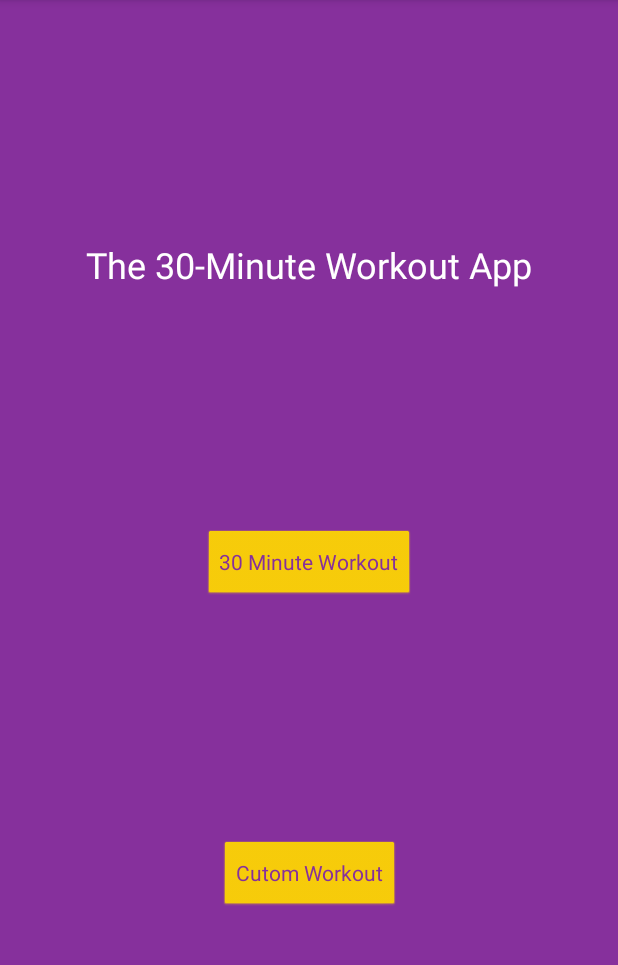
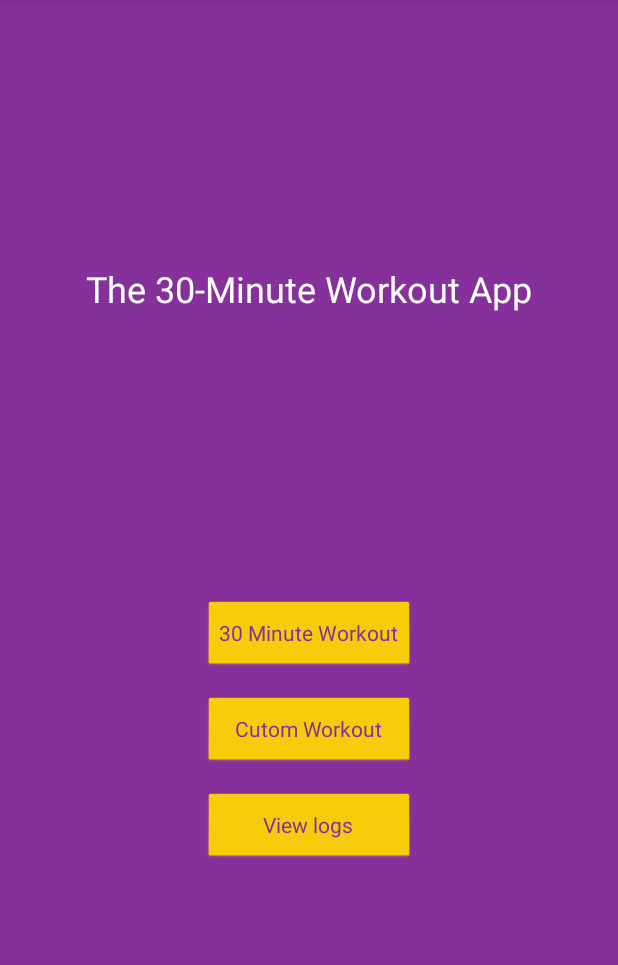
Before and after one commit to MatthewTimmons/ThirtyMinuteWorkout, an Android app: the screen it shows after launch (MainActivity), on a phone screen of 412 x 824 dp, the part 84-1049 px from its top. Run offline under Robolectric (Android 15) with nearby library versions, the phone set to English and light mode, and no system bars.

```diff
--- a/app/src/main/java/thirtyminuteworkout/generoussoftware/com/thirtyminuteworkout/activities/MainActivity.kt
+++ b/app/src/main/java/thirtyminuteworkout/generoussoftware/com/thirtyminuteworkout/activities/MainActivity.kt
@@ -1,5 +1,6 @@
 package thirtyminuteworkout.generoussoftware.com.thirtyminuteworkout.activities
 
+import android.arch.lifecycle.Observer
 import android.arch.lifecycle.ViewModelProviders
 import android.content.Intent
 import android.os.Bundle
@@ -36,5 +37,10 @@ class MainActivity : AppCompatActivity() {
             Toast.makeText(this@MainActivity, "This feature will be added later.", Toast.LENGTH_SHORT).show()
         }
 
+        // Testing viewmodel's ability to access the data
+//        var viewModel = ViewModelProviders.of(this).get(AppViewModel::class.java)
+//        viewModel.fetchAllExerciseSessions().observe(this, Observer {
+//            Toast.makeText(this@MainActivity, it?.get(0)?.name, Toast.LENGTH_LONG).show()
+//        })
     }
 }
--- a/app/src/main/java/thirtyminuteworkout/generoussoftware/com/thirtyminuteworkout/adapters/ExercisesRecyclerViewAdapter.kt
+++ b/app/src/main/java/thirtyminuteworkout/generoussoftware/com/thirtyminuteworkout/adapters/ExercisesRecyclerViewAdapter.kt
@@ -8,10 +8,11 @@ import kotlinx.android.synthetic.main.activity_perform_workout.view.*
 import kotlinx.android.synthetic.main.item_exercise.view.*
 import thirtyminuteworkout.generoussoftware.com.thirtyminuteworkout.R
 import thirtyminuteworkout.generoussoftware.com.thirtyminuteworkout.models.Exercise
+import thirtyminuteworkout.generoussoftware.com.thirtyminuteworkout.models.ExerciseSession
 
 val buttonValues = arrayOf(-5, -1, 1, 5)
 
-class ExercisesRecyclerViewAdapter(var exercises:List<Exercise>, val customWorkoutFlag:Boolean = false):
+class ExercisesRecyclerViewAdapter(var exercises:List<ExerciseSession>, val customWorkoutFlag:Boolean = false):
         RecyclerView.Adapter<ExercisesRecyclerViewAdapter.ExerciseViewHolder>() {
 
     override fun onCreateViewHolder(viewGroup: ViewGroup, parent: Int): ExerciseViewHolder {
--- a/app/src/main/java/thirtyminuteworkout/generoussoftware/com/thirtyminuteworkout/models/ExerciseSession.kt
+++ b/app/src/main/java/thirtyminuteworkout/generoussoftware/com/thirtyminuteworkout/models/ExerciseSession.kt
@@ -9,6 +9,7 @@ class ExerciseSession(
         var id: Int?,
         var dateTimeInEpoch: Long, // Should be equal to the parent workoutSession
         val name: String,
+        val machineNumber: Int,
         var weight: Int = 0,
         var notes: String = ""
         // var reps: Int,     || Maybe add reps for custom workouts?
--- a/app/src/main/res/layout/activity_main.xml
+++ b/app/src/main/res/layout/activity_main.xml
@@ -13,31 +13,53 @@
         android:text="@string/full_app_name"
         android:textColor="@android:color/white"
         android:textSize="24sp"
-        app:layout_constraintBottom_toTopOf="@+id/thirty_minute_workout_button"
-        app:layout_constraintHorizontal_bias="0.5"
-        app:layout_constraintLeft_toLeftOf="parent"
-        app:layout_constraintRight_toRightOf="parent"
-        app:layout_constraintTop_toTopOf="parent" />
+        app:layout_constraintTop_toTopOf="parent"
+        app:layout_constraintStart_toStartOf="parent"
+        app:layout_constraintEnd_toEndOf="parent"
+        app:layout_constraintBottom_toTopOf="@+id/linearLayout"
+        />
+
+    <android.support.constraint.ConstraintLayout
+        android:id="@+id/linearLayout"
+        android:layout_width="match_parent"
+        android:layout_height="wrap_content"
+        app:layout_constraintBottom_toBottomOf="parent"
+        app:layout_constraintTop_toBottomOf="@+id/textView"
+        android:paddingTop="16dp"
+        android:paddingBottom="16dp"
+        >
 
         <Button
             android:id="@+id/thirty_minute_workout_button"
             android:layout_width="wrap_content"
             android:layout_height="wrap_content"
             android:text="@string/_30_m_workout"
-        app:layout_constraintBottom_toTopOf="@+id/custom_workout_button"
+            app:layout_constraintStart_toStartOf="parent"
             app:layout_constraintEnd_toEndOf="parent"
-        app:layout_constraintStart_toStartOf="parent"
-        app:layout_constraintTop_toBottomOf="@+id/textView" />
+            />
 
         <Button
             android:id="@+id/custom_workout_button"
-        android:layout_width="wrap_content"
+            android:layout_width="0dp"
             android:layout_height="wrap_content"
             android:text="@string/cutom_workout"
-        app:layout_constraintBottom_toBottomOf="parent"
-        app:layout_constraintEnd_toEndOf="parent"
-        app:layout_constraintStart_toStartOf="parent"
-        app:layout_constraintTop_toBottomOf="@+id/thirty_minute_workout_button" />
+            android:layout_marginTop="16dp"
+            app:layout_constraintTop_toBottomOf="@id/thirty_minute_workout_button"
+            app:layout_constraintStart_toStartOf="@id/thirty_minute_workout_button"
+            app:layout_constraintEnd_toEndOf="@id/thirty_minute_workout_button"
+            />
 
+        <Button
+            android:id="@+id/view_logs_button"
+            android:layout_width="0dp"
+            android:layout_height="wrap_content"
+            android:text="@string/view_logs"
+            android:layout_marginTop="16dp"
+            app:layout_constraintTop_toBottomOf="@id/custom_workout_button"
+            app:layout_constraintStart_toStartOf="@id/thirty_minute_workout_button"
+            app:layout_constraintEnd_toEndOf="@id/thirty_minute_workout_button"
+            />
 
     </android.support.constraint.ConstraintLayout>
+
+</android.support.constraint.ConstraintLayout>
--- a/app/src/main/res/values/strings.xml
+++ b/app/src/main/res/values/strings.xml
@@ -9,4 +9,5 @@
     <string name="previous_reps">Previous Reps</string>
     <string name="save_workout">Save workout</string>
     <string name="edit_notes">Edit Notes</string>
+    <string name="view_logs">View logs</string>
 </resources>
```
Also changed, not shown: app/src/main/java/thirtyminuteworkout/generoussoftware/com/thirtyminuteworkout/AppRepository.kt (+16 -0 lines), app/src/main/java/thirtyminuteworkout/generoussoftware/com/thirtyminuteworkout/AppViewModel.kt (+13 -17 lines), app/src/main/java/thirtyminuteworkout/generoussoftware/com/thirtyminuteworkout/Room/WorkoutDao.kt (+7 -2 lines), app/src/main/java/thirtyminuteworkout/generoussoftware/com/thirtyminuteworkout/activities/PerformWorkoutActivity.kt (+26 -4 lines), app/src/main/java/thirtyminuteworkout/generoussoftware/com/thirtyminuteworkout/models/ThirtyMinuteWorkout.kt (+14 -13 lines). Lines whose indentation alone changed are shown as unchanged.
